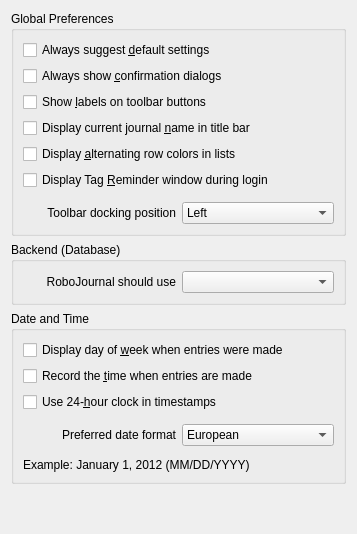
This is ui/configurationgeneral.ui in pwizard2/robojournal as Qt 5 draws it before an edit. The edited form follows.
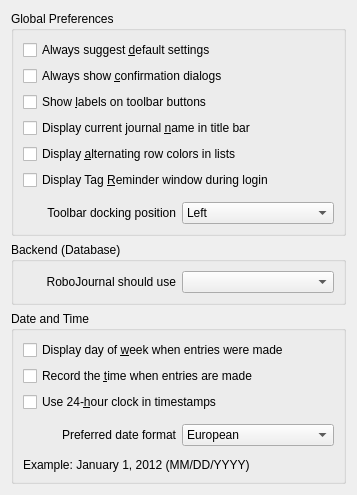
This is the edited form.

Diff of the .ui file:
```diff
--- a/ui/configurationgeneral.ui
+++ b/ui/configurationgeneral.ui
@@ -7,7 +7,7 @@
     <x>0</x>
     <y>0</y>
     <width>357</width>
-    <height>534</height>
+    <height>480</height>
    </rect>
   </property>
   <property name="windowTitle">
```
Left out of the diff: 2 changed lines with no effect on the pictures.
